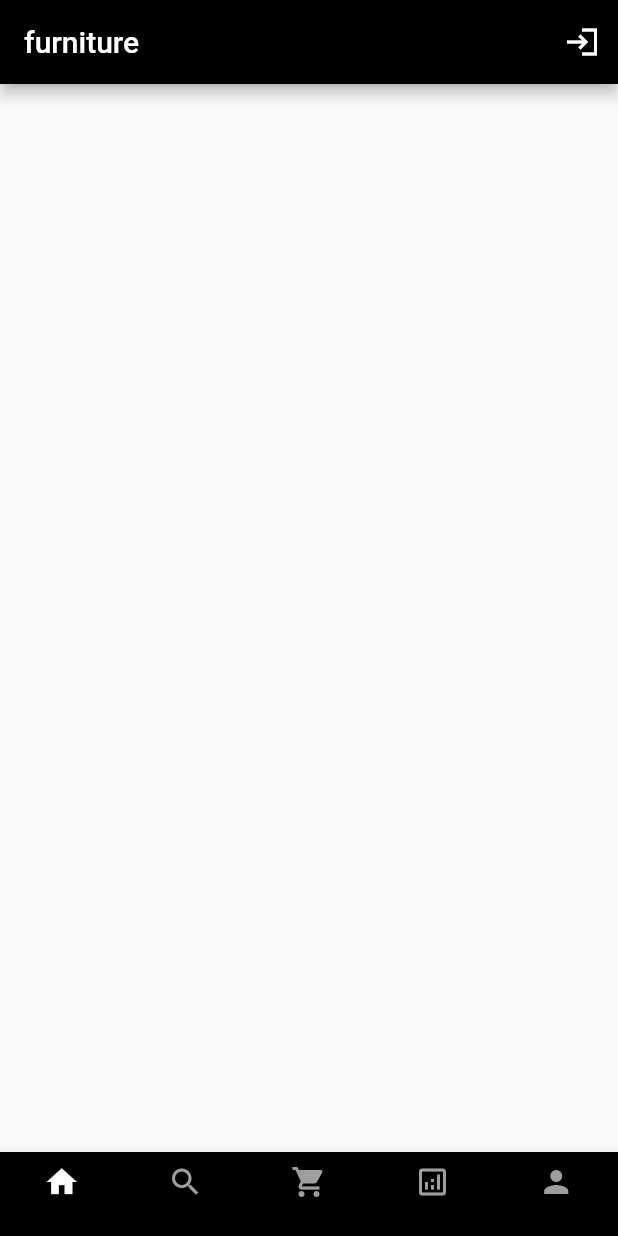
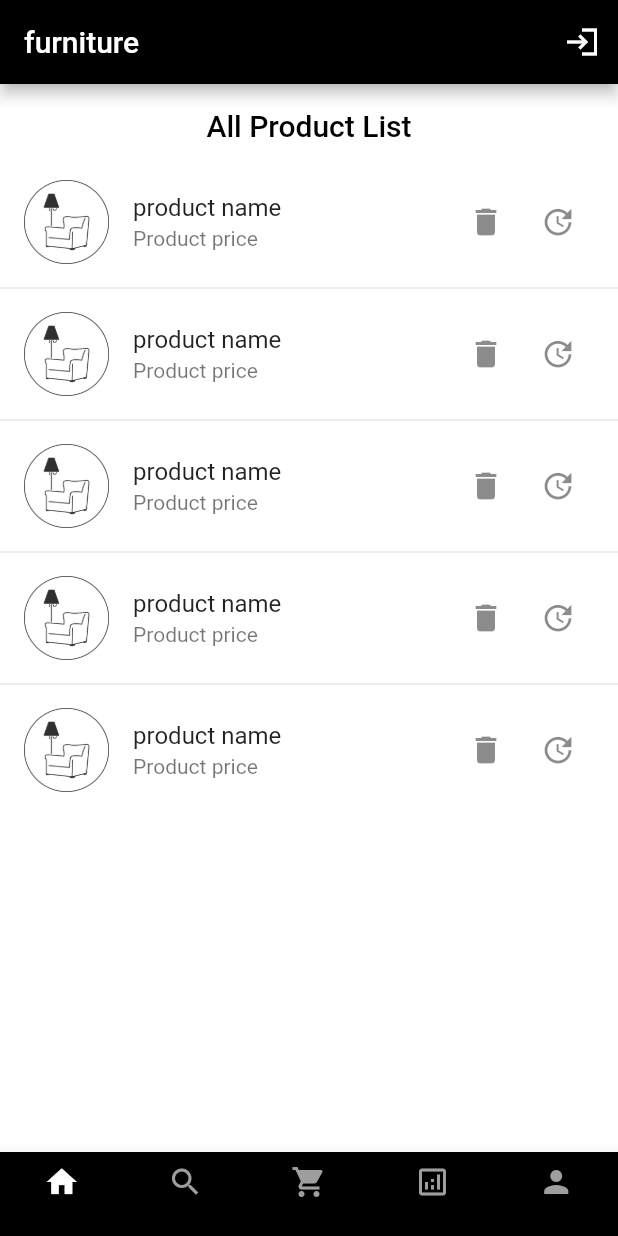
Before and after one commit to athulpp/Ecommerce_Furniture_SellerApp, a Flutter app: the screen it shows after launch, on a phone screen of 412 x 824 dp. Run offline on Flutter 3.47's test engine with Material 2 defaults, Android fonts, the phone set to English and light mode, and no system bars; our stand-ins replace get.

Commit message:
home screen ui finished

```diff
--- /dev/null
+++ b/lib/analytics/analytics_screen.dart
@@ -0,0 +1,10 @@
+class  extends StatelessWidget {
+  const ({ Key? key }) : super(key: key);
+
+  @override
+  Widget build(BuildContext context) {
+    return Container(
+
+    );
+  }
+}
--- a/lib/home/home_screen.dart
+++ b/lib/home/home_screen.dart
@@ -1,12 +1,25 @@
 import 'package:flutter/material.dart';
+import 'package:seller/home/product_list.dart';
 
 class HomeScreen extends StatelessWidget {
-  const HomeScreen({ Key? key }) : super(key: key);
+  const HomeScreen({Key? key}) : super(key: key);
 
   @override
   Widget build(BuildContext context) {
     return Scaffold(
-
+      backgroundColor: Colors.white,
+      appBar: AppBar(
+        backgroundColor: Colors.white,
+        elevation: 0,
+        title: Text(
+          'All Product List',
+          style: TextStyle(color: Colors.black),
+        ),
+        centerTitle: true,
+      ),
+      body: SafeArea(
+        child: ProductList(),
+      ),
     );
   }
 }
--- /dev/null
+++ b/lib/home/product_list.dart
@@ -0,0 +1,28 @@
+import 'package:flutter/material.dart';
+
+class ProductList extends StatelessWidget {
+  const ProductList({Key? key}) : super(key: key);
+
+  @override
+  Widget build(BuildContext context) {
+    return ListView.separated(
+      itemCount: 5,
+      separatorBuilder: (BuildContext context, int index) => const Divider(),
+      itemBuilder: (BuildContext context, index) {
+        return SingleChildScrollView(
+          child: ListTile(
+            leading: Image.asset('assests/images/icon (2).png'),
+            title: Text('product name'),
+            subtitle: Text('Product price'),
+            trailing: Wrap(
+              children: [
+                IconButton(onPressed: () {}, icon: Icon(Icons.delete)),
+                IconButton(onPressed: () {}, icon: Icon(Icons.update))
+              ],
+            ),
+          ),
+        );
+      },
+    );
+  }
+}
--- /dev/null
+++ b/lib/home/product_model.dart
@@ -0,0 +1,10 @@
+class ProductModel {
+  final productname;
+  final productprice;
+  final productQuantity;
+  final productImage;
+
+  ProductModel(this.productname, this.productprice, this.productQuantity,
+      this.productImage);
+
+}
--- a/lib/main.dart
+++ b/lib/main.dart
@@ -12,6 +12,7 @@ class MyApp extends StatelessWidget {
   @override
   Widget build(BuildContext context) {
     return GetMaterialApp(
+      debugShowCheckedModeBanner: false,
       home: BottomNavigation(),
     );
   }
```
